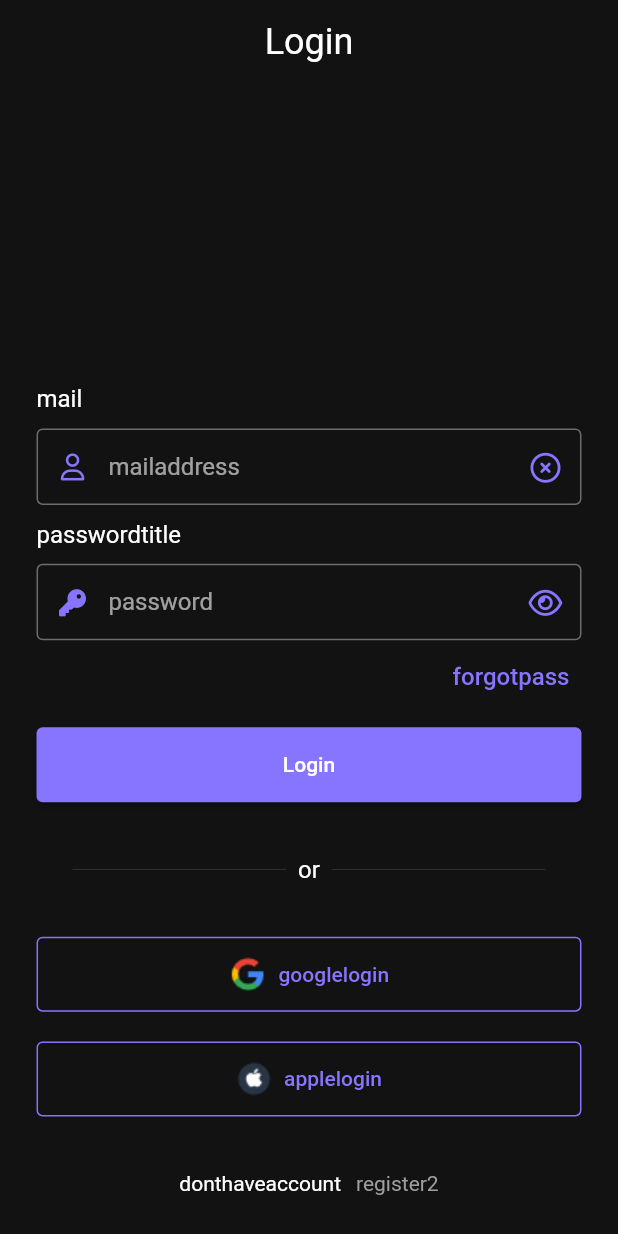
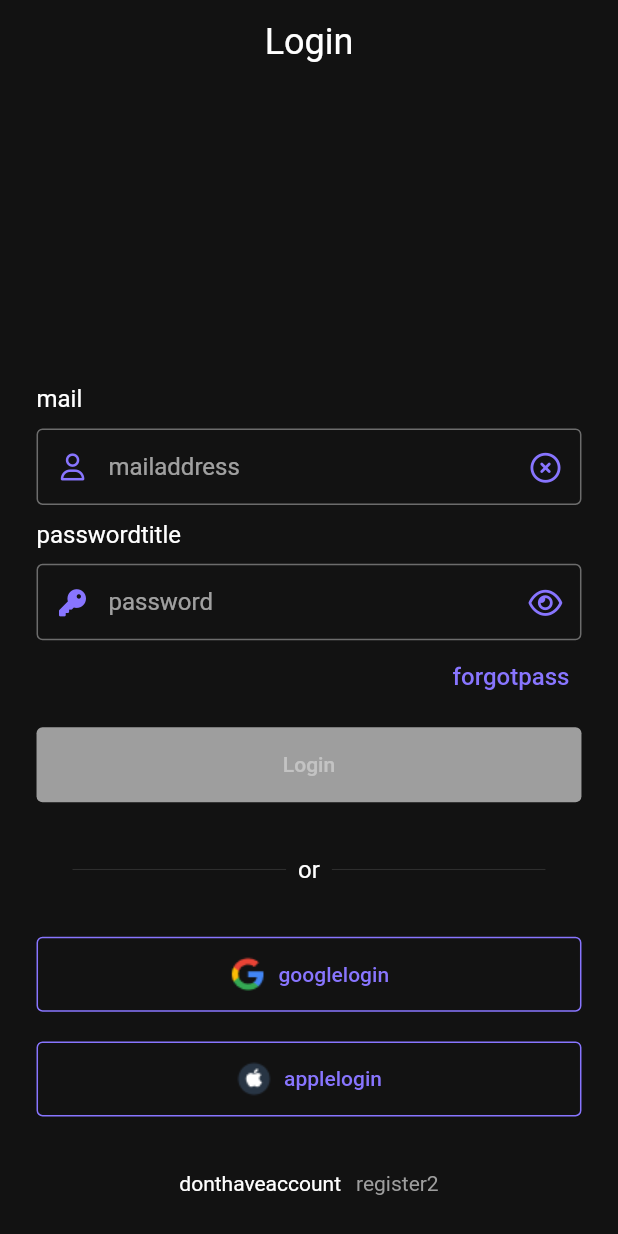
Before and after one commit to ahmetbalkan/task_reminder_app, a Flutter app: the screen it shows after launch, on a phone screen of 412 x 824 dp. Run offline on Flutter 3.47's test engine with Material 2 defaults, Android fonts, the phone set to English and light mode, and no system bars; our stand-ins replace bloc, device_preview, easy_localization, equatable, flutter_bloc, flutter_screenutil and 3 more; Roboto replaces fonts that are missing (Varela).

Commit message:
login check complete.

```diff
--- a/lib/bloc/app_start_blocs/loginpage/loginpage_event.dart
+++ b/lib/bloc/app_start_blocs/loginpage/loginpage_event.dart
@@ -15,3 +15,22 @@ class PasswordCheckEvent extends LoginpageEvent {
   @override
   List<Object> get props => [password];
 }
+
+class EmailCheckEvent extends LoginpageEvent {
+  final String email;
+
+  EmailCheckEvent({required this.email});
+
+  @override
+  List<Object> get props => [email];
+}
+
+class LoginUserPassEvent extends LoginpageEvent {
+  final String email;
+  final String pass;
+
+  LoginUserPassEvent({required this.email, required this.pass});
+
+  @override
+  List<Object> get props => [email, pass];
+}
--- a/lib/main.dart
+++ b/lib/main.dart
@@ -26,7 +26,7 @@ void main() async {
                 Locale('en', 'US'),
               ],
               child: DevicePreview(
-                enabled: false,
+                enabled: true,
                 builder: (context) => const MyApp(),
               ),
             ),
--- a/lib/view/login_screen.dart
+++ b/lib/view/login_screen.dart
@@ -41,7 +41,9 @@ class _LoginPageState extends State<LoginPage> {
                 Spacer(
                   flex: 1,
                 ),
-                Expanded(
+                BlocBuilder<LoginpageBloc, LoginpageState>(
+                  builder: (context, state) {
+                    return Expanded(
                       flex: 5,
                       child: Column(
                           mainAxisAlignment: MainAxisAlignment.end,
@@ -60,9 +62,15 @@ class _LoginPageState extends State<LoginPage> {
                               controller: email,
                               cursorHeight: 25,
                               keyboardType: TextInputType.emailAddress,
-                          onChanged: (value) {},
+                              onChanged: (value) {
+                                context
+                                    .read<LoginpageBloc>()
+                                    .add(EmailCheckEvent(email: value.trim()));
+                              },
                               decoration: InputDecoration(
-                              errorText: null,
+                                  errorText: state.emailErrorText == ""
+                                      ? null
+                                      : state.emailErrorText,
                                   suffixIcon: GestureDetector(
                                       onTap: () {
                                         setState(() {
@@ -83,13 +91,13 @@ class _LoginPageState extends State<LoginPage> {
                                   prefixIcon: Icon(FontAwesomeIcons.user,
                                       color: context.primaryColor),
                                   focusedBorder: OutlineInputBorder(
-                                  borderSide:
-                                      BorderSide(color: context.primaryColor)),
+                                      borderSide: BorderSide(
+                                          color: context.primaryColor)),
                                   focusColor: context.primaryColor,
                                   isDense: true,
                                   hintText: 'mailaddress'.tr(),
-                              border:
-                                  OutlineInputBorder(borderSide: BorderSide())),
+                                  border: OutlineInputBorder(
+                                      borderSide: BorderSide())),
                             ),
                             SizedBox(
                               height: 10.h,
@@ -101,9 +109,7 @@ class _LoginPageState extends State<LoginPage> {
                             SizedBox(
                               height: 10.h,
                             ),
-                        BlocBuilder<LoginpageBloc, LoginpageState>(
-                          builder: (context, state) {
-                            return TextField(
+                            TextField(
                               cursorColor: context.primaryColor,
                               controller: password,
                               cursorHeight: 25,
@@ -153,8 +159,6 @@ class _LoginPageState extends State<LoginPage> {
                                   border: OutlineInputBorder(
                                       borderSide: BorderSide(
                                           color: context.primaryColor))),
-                            );
-                          },
                             ),
                             GestureDetector(
                               onTap: () {
@@ -185,6 +189,8 @@ class _LoginPageState extends State<LoginPage> {
                                   ]),
                             ),
                           ]),
+                    );
+                  },
                 ),
                 Expanded(
                   flex: 1,
@@ -193,15 +199,24 @@ class _LoginPageState extends State<LoginPage> {
                       children: [
                         SizedBox(
                             width: double.infinity,
-                            child: ElevatedButton(
+                            child: BlocBuilder<LoginpageBloc, LoginpageState>(
+                              builder: (context, state) {
+                                return ElevatedButton(
                                   style: TextButton.styleFrom(
-                                backgroundColor: context.primaryColor,
+                                    backgroundColor:
+                                        state.isLoginComplete == false
+                                            ? Colors.grey
+                                            : context.primaryColor,
                                     minimumSize: const Size.fromHeight(50),
                                   ),
-                              onPressed: () {},
+                                  onPressed: state.isLoginComplete == false
+                                      ? null
+                                      : () {},
                                   child: Text(
                                     "login".tr(),
                                   ),
+                                );
+                              },
                             )),
                       ]),
                 ),
```
Also changed, not shown: lib/bloc/app_start_blocs/loginpage/loginpage_bloc.dart (+32 -10 lines). Lines whose indentation alone changed are shown as unchanged.
